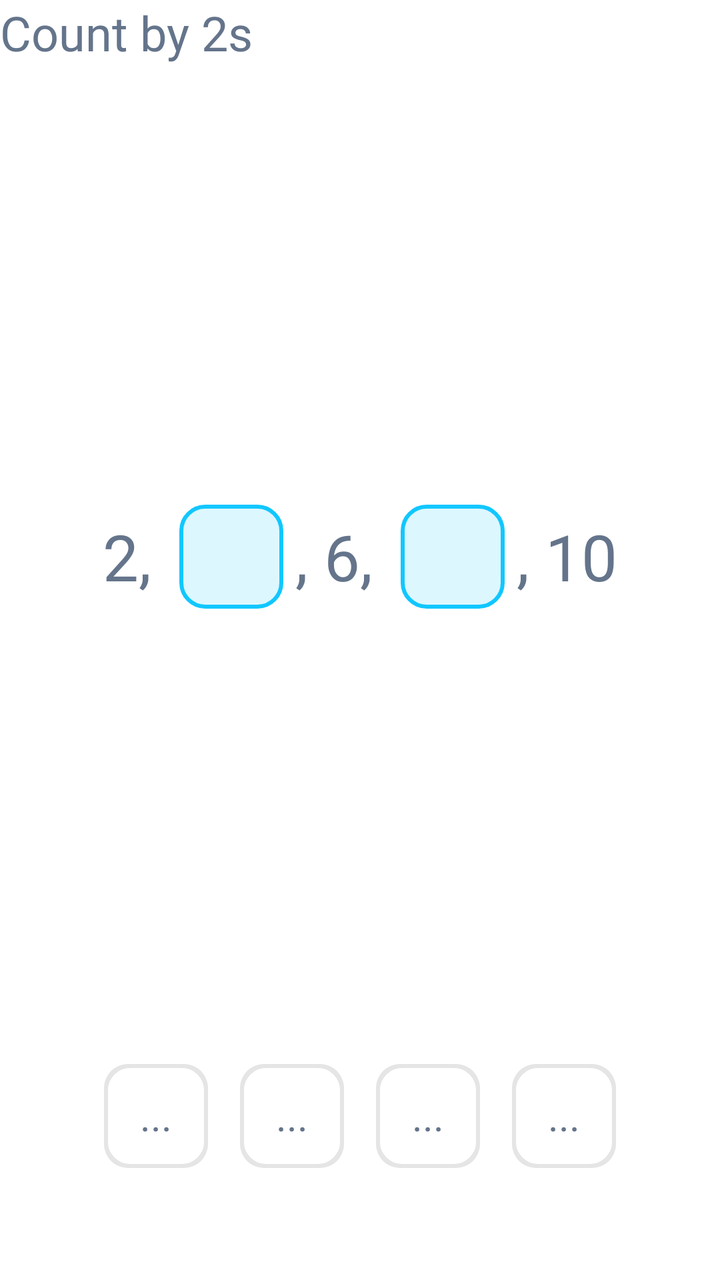
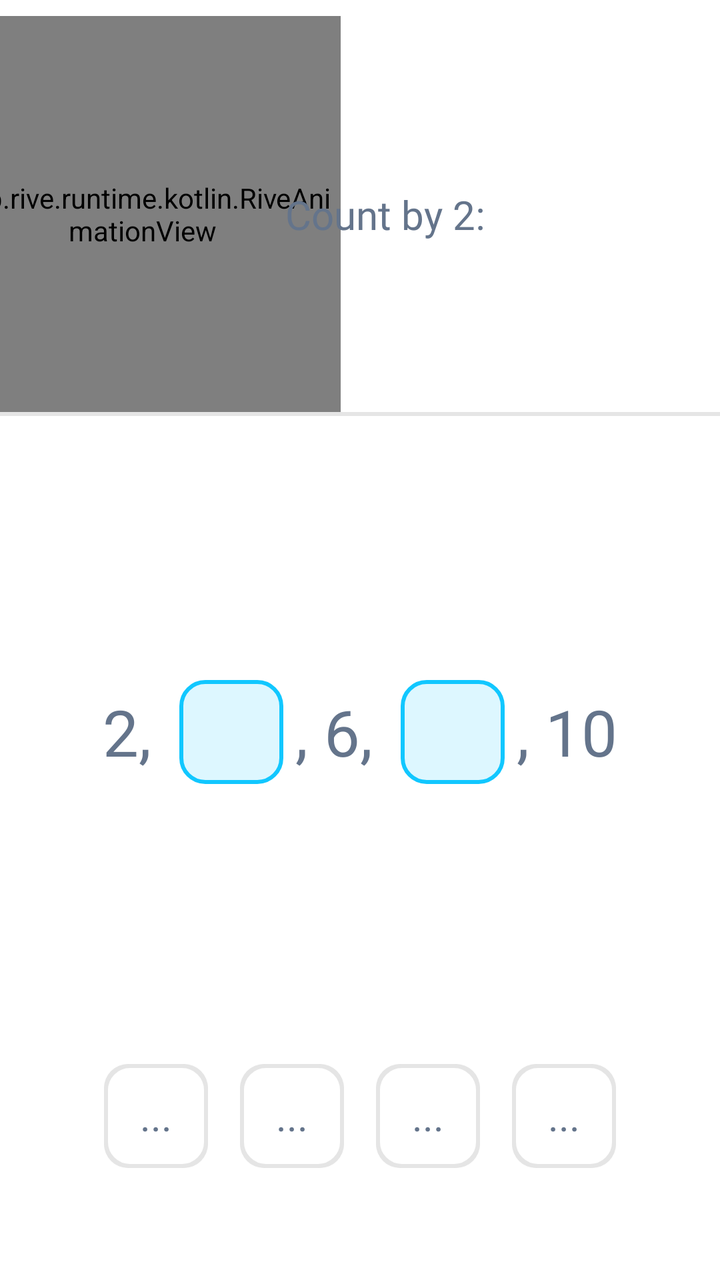

Compare the two renders of this Android layout. The source of the first and the diff that turns it into the second are given below.
<!-- AndroidManifest.xml: application theme Theme.Tetragon -->
<!-- res/layout/fragment_ui_count_by_drag.xml -->
<?xml version="1.0" encoding="utf-8"?>
<androidx.constraintlayout.widget.ConstraintLayout xmlns:android="http://schemas.android.com/apk/res/android"
    xmlns:app="http://schemas.android.com/apk/res-auto"
    xmlns:tools="http://schemas.android.com/tools"
    android:layout_width="match_parent"
    android:layout_height="match_parent"
    android:background="@color/white"
    android:layout_marginStart="16dp"
    android:layout_marginEnd="16dp"
    tools:context=".questions.questionMathFirstGrade.firstTopicCountingNumbers.hard.UiCountByDragFragment">

    <TextView
        android:id="@+id/instructionText"
        android:layout_width="wrap_content"
        android:layout_height="wrap_content"
        android:fontFamily="@font/inter_semibold"
        android:text="Count by 2s"
        android:textColor="@color/text_color"
        android:textSize="24sp"
        app:layout_constraintStart_toStartOf="parent"
        app:layout_constraintTop_toTopOf="parent" />

    
    <LinearLayout
        android:id="@+id/problemRow"
        android:layout_width="wrap_content"
        android:layout_height="wrap_content"
        android:gravity="center"
        android:orientation="horizontal"
        app:layout_constraintBottom_toTopOf="@+id/tileTray"
        app:layout_constraintEnd_toEndOf="parent"
        app:layout_constraintStart_toStartOf="parent"
        app:layout_constraintTop_toBottomOf="@+id/instructionText">

        <TextView
            android:id="@+id/tvSeq1"
            android:layout_width="wrap_content"
            android:layout_height="wrap_content"
            android:fontFamily="@font/inter_semibold"
            android:text="2, "
            android:textColor="#64748b"
            android:textSize="32sp" />

        
        <FrameLayout
            android:id="@+id/slotA"
            android:layout_width="52dp"
            android:layout_height="52dp"
            android:layout_marginStart="6dp"
            android:layout_marginEnd="6dp">

            <ImageView
                android:id="@+id/slotAEmpty"
                android:layout_width="match_parent"
                android:layout_height="match_parent"
                android:contentDescription="slot a"
                android:src="@drawable/answer_blue_box" />

            <View
                android:id="@+id/slotAShadow"
                android:layout_width="match_parent"
                android:layout_height="match_parent"
                android:background="@drawable/option_btn_shadow"
                android:visibility="gone" />

            <FrameLayout
                android:id="@+id/slotAButton"
                android:layout_width="match_parent"
                android:layout_height="match_parent"
                android:background="@drawable/option_btn_top"
                android:visibility="gone">

                <TextView
                    android:id="@+id/slotAText"
                    android:layout_width="match_parent"
                    android:layout_height="match_parent"
                    android:fontFamily="@font/inter_semibold"
                    android:gravity="center"
                    android:text="6"
                    android:textColor="@color/text_color"
                    android:textSize="22sp"
                    android:textStyle="bold" />
            </FrameLayout>
        </FrameLayout>

        <TextView
            android:id="@+id/tvSeq3"
            android:layout_width="wrap_content"
            android:layout_height="wrap_content"
            android:fontFamily="@font/inter_semibold"
            android:text=", 6, "
            android:textColor="#64748b"
            android:textSize="32sp" />

        
        <FrameLayout
            android:id="@+id/slotB"
            android:layout_width="52dp"
            android:layout_height="52dp"
            android:layout_marginStart="6dp"
            android:layout_marginEnd="6dp">

            <ImageView
                android:id="@+id/slotBEmpty"
                android:layout_width="match_parent"
                android:layout_height="match_parent"
                android:contentDescription="slot b"
                android:src="@drawable/answer_blue_box" />

            <View
                android:id="@+id/slotBShadow"
                android:layout_width="match_parent"
                android:layout_height="match_parent"
                android:background="@drawable/option_btn_shadow"
                android:visibility="gone" />

            <FrameLayout
                android:id="@+id/slotBButton"
                android:layout_width="match_parent"
                android:layout_height="match_parent"
                android:background="@drawable/option_btn_top"
                android:visibility="gone">

                <TextView
                    android:id="@+id/slotBText"
                    android:layout_width="match_parent"
                    android:layout_height="match_parent"
                    android:fontFamily="@font/inter_semibold"
                    android:gravity="center"
                    android:text="10"
                    android:textColor="@color/text_color"
                    android:textSize="22sp"
                    android:textStyle="bold" />
            </FrameLayout>
        </FrameLayout>

        <TextView
            android:id="@+id/tvSeq5"
            android:layout_width="wrap_content"
            android:layout_height="wrap_content"
            android:fontFamily="@font/inter_semibold"
            android:text=", 10"
            android:textColor="#64748b"
            android:textSize="32sp" />

    </LinearLayout>

    
    <LinearLayout
        android:id="@+id/tileTray"
        android:layout_width="wrap_content"
        android:layout_height="wrap_content"
        android:gravity="center"
        android:orientation="horizontal"
        android:layout_marginBottom="48dp"
        app:layout_constraintBottom_toBottomOf="parent"
        app:layout_constraintEnd_toEndOf="parent"
        app:layout_constraintStart_toStartOf="parent">

        <FrameLayout
            android:id="@+id/tile1"
            android:layout_width="52dp"
            android:layout_height="52dp"
            android:layout_margin="8dp"
            android:background="@drawable/option_btn_shadow">

            <FrameLayout
                android:id="@+id/tile1Button"
                android:layout_width="match_parent"
                android:layout_height="match_parent"
                android:background="@drawable/option_btn_top">

                <TextView
                    android:layout_width="match_parent"
                    android:layout_height="match_parent"
                    android:fontFamily="@font/inter_semibold"
                    android:gravity="center"
                    android:text="..."
                    android:textColor="@color/text_color"
                    android:textSize="20sp" />
            </FrameLayout>
        </FrameLayout>

        <FrameLayout
            android:id="@+id/tile2"
            android:layout_width="52dp"
            android:layout_height="52dp"
            android:layout_margin="8dp"
            android:background="@drawable/option_btn_shadow">

            <FrameLayout
                android:id="@+id/tile2Button"
                android:layout_width="match_parent"
                android:layout_height="match_parent"
                android:background="@drawable/option_btn_top">

                <TextView
                    android:layout_width="match_parent"
                    android:layout_height="match_parent"
                    android:fontFamily="@font/inter_semibold"
                    android:gravity="center"
                    android:text="..."
                    android:textColor="@color/text_color"
                    android:textSize="20sp" />
            </FrameLayout>
        </FrameLayout>

        <FrameLayout
            android:id="@+id/tile3"
            android:layout_width="52dp"
            android:layout_height="52dp"
            android:layout_margin="8dp"
            android:background="@drawable/option_btn_shadow">

            <FrameLayout
                android:id="@+id/tile3Button"
                android:layout_width="match_parent"
                android:layout_height="match_parent"
                android:background="@drawable/option_btn_top">

                <TextView
                    android:layout_width="match_parent"
                    android:layout_height="match_parent"
                    android:fontFamily="@font/inter_semibold"
                    android:gravity="center"
                    android:text="..."
                    android:textColor="@color/text_color"
                    android:textSize="20sp" />
            </FrameLayout>
        </FrameLayout>

        <FrameLayout
            android:id="@+id/tile4"
            android:layout_width="52dp"
            android:layout_height="52dp"
            android:layout_margin="8dp"
            android:background="@drawable/option_btn_shadow">

            <FrameLayout
                android:id="@+id/tile4Button"
                android:layout_width="match_parent"
                android:layout_height="match_parent"
                android:background="@drawable/option_btn_top">

                <TextView
                    android:layout_width="match_parent"
                    android:layout_height="match_parent"
                    android:fontFamily="@font/inter_semibold"
                    android:gravity="center"
                    android:text="..."
                    android:textColor="@color/text_color"
                    android:textSize="20sp" />
            </FrameLayout>
        </FrameLayout>

    </LinearLayout>

</androidx.constraintlayout.widget.ConstraintLayout>
<!-- resources referenced by this layout -->
<resources>
  <color name="text_color">#64748b</color>
  <color name="white">#FFFFFFFF</color>
  <!-- drawable answer_blue_box (drawable) -->
  <?xml version="1.0" encoding="utf-8"?>
  <shape xmlns:android="http://schemas.android.com/apk/res/android"
      android:shape="rectangle">
      <solid android:color="@color/blue_4"/>
      <stroke android:color="@color/blue_2"
          android:width="2dp"/>
      <corners android:radius="12dp"/>
  </shape>
  <!-- drawable option_btn_shadow (drawable) -->
  <?xml version="1.0" encoding="utf-8"?>
  <shape xmlns:android="http://schemas.android.com/apk/res/android"
      android:shape="rectangle">
      <solid android:color="#e5e5e5" />
      <corners android:radius="12dp" />
  </shape>
  <!-- drawable option_btn_top (drawable) -->
  <?xml version="1.0" encoding="utf-8"?>
  <shape xmlns:android="http://schemas.android.com/apk/res/android"
      android:shape="rectangle">
      <solid android:color="#ffffff" />
      <stroke
          android:width="2dp"
          android:color="#e5e5e5" />
      <corners android:radius="12dp" />
  </shape>
  <style name="Theme.Tetragon" parent="Base.Theme.Tetragon" />
  <color name="blue_4">#DDF7FF</color>
  <color name="blue_2">#11C7FF</color>
  <style name="Base.Theme.Tetragon" parent="Theme.Material3.DayNight.NoActionBar">
          <item name="android:statusBarColor">@color/white</item>
          <item name="android:navigationBarColor">@color/white</item>
          <item name="android:windowLightStatusBar">true</item>
  
          <item name="android:windowBackground">@color/white</item>
          <item name="android:colorBackground">@color/white</item>
  
          <item name="android:windowIsTranslucent">false</item>
      </style>
</resources>

<!-- the commit's change to res/layout/fragment_ui_count_by_drag.xml (unified diff, before → after) -->
@@ -5,20 +5,56 @@
     android:layout_width="match_parent"
     android:layout_height="match_parent"
     android:background="@color/white"
-    android:layout_marginStart="16dp"
-    android:layout_marginEnd="16dp"
     tools:context=".questions.questionMathFirstGrade.firstTopicCountingNumbers.hard.UiCountByDragFragment">
+
+    
+    <app.rive.runtime.kotlin.RiveAnimationView
+        android:id="@+id/teacherAnimation"
+        android:layout_width="0dp"
+        android:layout_height="0dp"
+        android:layout_marginStart="-28dp"
+        android:layout_marginTop="8dp"
+        android:clickable="true"
+        android:focusable="true"
+        app:layout_constraintDimensionRatio="H,11:11"
+        app:layout_constraintStart_toStartOf="parent"
+        app:layout_constraintTop_toTopOf="parent"
+        app:layout_constraintWidth_percent="0.55"
+        app:riveAlignment="BOTTOM_CENTER"
+        app:riveFit="CONTAIN"
+        app:riveResource="@raw/teacher_animation"
+        app:riveStateMachine="State Machine 1" />
 
     <TextView
         android:id="@+id/instructionText"
+        android:layout_width="0dp"
+        android:layout_height="wrap_content"
+        android:layout_marginStart="-28dp"
+        android:layout_marginEnd="16dp"
+        android:fontFamily="@font/inter_semibold"
+        android:text="Count by 2:"
+        android:textColor="@color/text_color"
+        android:textSize="20sp"
+        app:layout_constraintBottom_toBottomOf="@id/teacherAnimation"
+        app:layout_constraintEnd_toEndOf="parent"
+        app:layout_constraintStart_toEndOf="@id/teacherAnimation"
+        app:layout_constraintTop_toTopOf="@id/teacherAnimation" />
+
+    <androidx.constraintlayout.widget.Barrier
+        android:id="@+id/headerBarrier"
         android:layout_width="wrap_content"
         android:layout_height="wrap_content"
-        android:fontFamily="@font/inter_semibold"
-        android:text="Count by 2s"
-        android:textColor="@color/text_color"
-        android:textSize="24sp"
+        app:barrierDirection="bottom"
+        app:constraint_referenced_ids="teacherAnimation,instructionText" />
+
+    <View
+        android:id="@+id/headerDivider"
+        android:layout_width="0dp"
+        android:layout_height="2dp"
+        android:background="@color/gray_2"
+        app:layout_constraintEnd_toEndOf="parent"
         app:layout_constraintStart_toStartOf="parent"
-        app:layout_constraintTop_toTopOf="parent" />
+        app:layout_constraintTop_toBottomOf="@id/headerBarrier" />
 
     
     <LinearLayout
@@ -30,7 +66,7 @@
         app:layout_constraintBottom_toTopOf="@+id/tileTray"
         app:layout_constraintEnd_toEndOf="parent"
         app:layout_constraintStart_toStartOf="parent"
-        app:layout_constraintTop_toBottomOf="@+id/instructionText">
+        app:layout_constraintTop_toBottomOf="@id/headerDivider">
 
         <TextView
             android:id="@+id/tvSeq1"
@@ -150,9 +186,9 @@
         android:id="@+id/tileTray"
         android:layout_width="wrap_content"
         android:layout_height="wrap_content"
+        android:layout_marginBottom="48dp"
         android:gravity="center"
         android:orientation="horizontal"
-        android:layout_marginBottom="48dp"
         app:layout_constraintBottom_toBottomOf="parent"
         app:layout_constraintEnd_toEndOf="parent"
         app:layout_constraintStart_toStartOf="parent">
<!-- resource entries referenced after the edit -->
@@ -1,5 +1,6 @@
 <!-- resources referenced by this layout -->
 <resources>
+  <color name="gray_2">#E5E5E5</color>
   <color name="text_color">#64748b</color>
   <color name="white">#FFFFFFFF</color>
   <!-- drawable answer_blue_box (drawable) -->
@@ -32,14 +33,17 @@
   <color name="blue_4">#DDF7FF</color>
   <color name="blue_2">#11C7FF</color>
   <style name="Base.Theme.Tetragon" parent="Theme.Material3.DayNight.NoActionBar">
-          <item name="android:statusBarColor">@color/white</item>
-          <item name="android:navigationBarColor">@color/white</item>
+          
           <item name="android:windowLightStatusBar">true</item>
   
           <item name="android:windowBackground">@color/white</item>
           <item name="android:colorBackground">@color/white</item>
   
           <item name="android:windowIsTranslucent">false</item>
+  
+          
+          <item name="android:enforceStatusBarContrast" tools:targetApi="29">false</item>
+          <item name="android:enforceNavigationBarContrast" tools:targetApi="29">false</item>
       </style>
 </resources>
 
